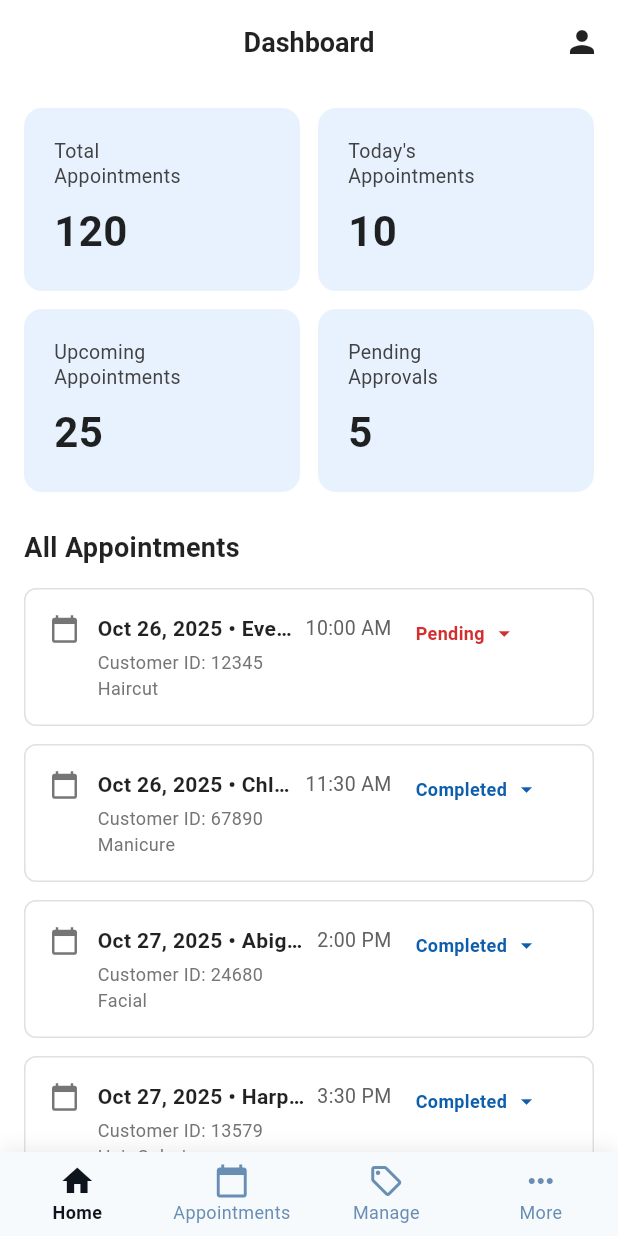
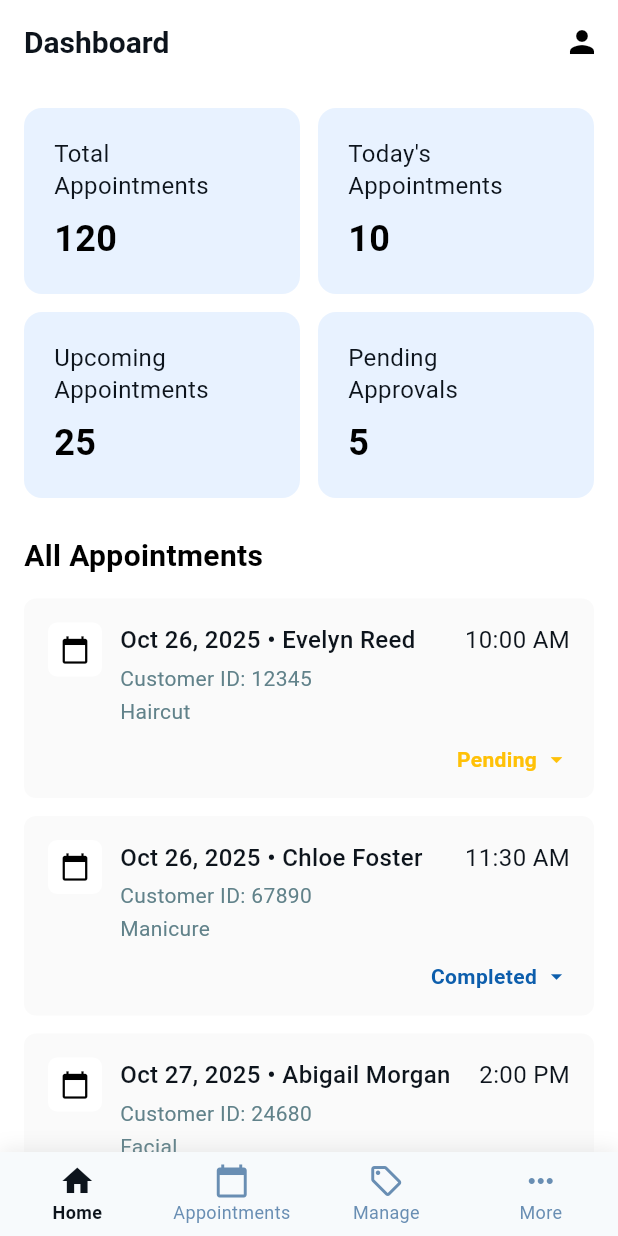
Before and after one commit to Saloon-Booking-System-SLT/Owner-Mobile-App, a Flutter app: the DashboardScreen screen opened directly, on a phone screen of 412 x 824 dp. Run offline on Flutter 3.47's test engine with Material 3 defaults, Android fonts, the light colour scheme and no system bars; our stand-ins replace image_picker, table_calendar.

Commit message:
Change the colors and modified.

```diff
--- a/lib/presentation/screens/home/dashboardscreen.dart
+++ b/lib/presentation/screens/home/dashboardscreen.dart
@@ -1,6 +1,7 @@
 import 'package:flutter/material.dart';
 import 'package:salon_slt/presentation/screens/profile/salonprofile.dart';
 
+import '../../../core/theme/colors.dart';
 import '../../widgets/home/bottom_nav_bar.dart';
 
 class DashboardScreen extends StatefulWidget {
@@ -22,23 +23,23 @@ class _DashboardScreenState extends State<DashboardScreen> {
   @override
   Widget build(BuildContext context) {
     return Scaffold(
-      backgroundColor: Colors.white,
+      backgroundColor: AppColors.white,
       appBar: AppBar(
         automaticallyImplyLeading: false,
-        backgroundColor: Colors.white,
+        backgroundColor: AppColors.white,
         elevation: 0,
         title: const Text(
           'Dashboard',
           style: TextStyle(
-            color: Colors.black87,
-            fontSize: 18,
-            fontWeight: FontWeight.w600,
+            color: AppColors.textPrimary,
+            fontSize: 20,
+            fontWeight: FontWeight.w700,
           ),
         ),
-        centerTitle: true,
+        // centerTitle: true,
         actions: [
           IconButton(
-            icon: const Icon(Icons.person, color: Colors.black87),
+            icon: const Icon(Icons.person, color: AppColors.black),
             onPressed: () {
               Navigator.push(
                 context,
@@ -89,9 +90,9 @@ class _DashboardScreenState extends State<DashboardScreen> {
               child: Text(
                 'All Appointments',
                 style: TextStyle(
-                  fontSize: 18,
-                  fontWeight: FontWeight.bold,
-                  color: Colors.black87,
+                  fontSize: 20,
+                  fontWeight: FontWeight.w700,
+                  color: AppColors.black,
                 ),
               ),
             ),
@@ -148,8 +149,8 @@ class _DashboardScreenState extends State<DashboardScreen> {
           Text(
             title,
             style: TextStyle(
-              fontSize: 13,
-              color: Colors.grey[800],
+              fontSize: 16,
+              color: AppColors.textPrimary,
               height: 1.3,
             ),
           ),
@@ -157,9 +158,9 @@ class _DashboardScreenState extends State<DashboardScreen> {
           Text(
             value,
             style: const TextStyle(
-              fontSize: 28,
-              fontWeight: FontWeight.bold,
-              color: Colors.black87,
+              fontSize: 24,
+              fontWeight: FontWeight.w700,
+              color: AppColors.black,
             ),
           ),
         ],
@@ -182,51 +183,82 @@ class _DashboardScreenState extends State<DashboardScreen> {
       margin: const EdgeInsets.symmetric(horizontal: 16, vertical: 6),
       padding: const EdgeInsets.all(16),
       decoration: BoxDecoration(
-        color: Colors.white,
+        color: const Color(0x80F5F5F5),
         borderRadius: BorderRadius.circular(8),
-        border: Border.all(color: Colors.grey[300]!),
       ),
-      child: Row(
+      child: Column(
         crossAxisAlignment: CrossAxisAlignment.start,
         children: [
-          Icon(Icons.calendar_today, size: 20, color: Colors.grey[600]),
+          Row(
+            crossAxisAlignment: CrossAxisAlignment.start,
+            children: [
+              Container(
+                padding: const EdgeInsets.all(8),
+                decoration: BoxDecoration(
+                  color: AppColors.white,
+                  borderRadius: BorderRadius.circular(6),
+                ),
+                child: Icon(
+                  Icons.calendar_today,
+                  size: 20,
+                  color: AppColors.black,
+                ),
+              ),
               const SizedBox(width: 12),
               Expanded(
                 child: Column(
                   crossAxisAlignment: CrossAxisAlignment.start,
                   children: [
                     Row(
+                      mainAxisAlignment: MainAxisAlignment.spaceBetween,
                       children: [
                         Flexible(
                           child: Text(
                             '$date • $name',
                             style: const TextStyle(
-                          fontSize: 14,
-                          fontWeight: FontWeight.w600,
-                          color: Colors.black87,
+                              fontSize: 16,
+                              fontWeight: FontWeight.w500,
+                              color: AppColors.textPrimary,
                             ),
                             overflow: TextOverflow.ellipsis,
                           ),
                         ),
-                    const SizedBox(width: 8),
                         Text(
                           time,
-                      style: TextStyle(fontSize: 13, color: Colors.grey[700]),
+                          style: TextStyle(
+                            fontSize: 16,
+                            color: AppColors.textPrimary,
+                            fontWeight: FontWeight.w400,
+                          ),
                         ),
                       ],
                     ),
                     const SizedBox(height: 4),
-                Text('Customer ID: $customerId',
-                    style: TextStyle(fontSize: 12, color: Colors.grey[600])),
-                Text(service,
-                    style: TextStyle(fontSize: 12, color: Colors.grey[600])),
+                    Text(
+                      'Customer ID: $customerId',
+                      style: TextStyle(
+                        fontSize: 14,
+                        color: AppColors.dashboardText,
+                        fontWeight: FontWeight.w400,
+                      ),
+                    ),
+                    const SizedBox(height: 2),
+                    Text(
+                      service,
+                      style: TextStyle(
+                        fontSize: 14,
+                        color: AppColors.dashboardText,
+                        fontWeight: FontWeight.w400,
+                      ),
+                    ),
                   ],
                 ),
               ),
-          const SizedBox(width: 8),
-          // Status Dropdown Button with fixed width
-          SizedBox(
-            width: 110,
+            ],
+          ),
+          const SizedBox(height: 12),
+          Align(
+            alignment: Alignment.centerRight,
             child: PopupMenuButton<String>(
               offset: const Offset(0, 35),
               onSelected: (String newStatus) {
@@ -240,36 +272,27 @@ class _DashboardScreenState extends State<DashboardScreen> {
                   ),
                 );
               },
-              itemBuilder: (BuildContext context) => [
-                _buildPopupMenuItem('Pending', Colors.red[700]!),
-                _buildPopupMenuItem('Completed', const Color(0xFF0D5EAC)),
-                _buildPopupMenuItem('In Progress', Colors.green[700]!),
-                _buildPopupMenuItem('Cancel', Colors.red[700]!),
+              itemBuilder:
+                  (BuildContext context) => [
+                    _buildPopupMenuItem('Pending', AppColors.statusYellow),
+                    _buildPopupMenuItem('Completed', AppColors.statusBlue),
+                    _buildPopupMenuItem('In Progress', AppColors.statusGreen),
+                    _buildPopupMenuItem('Cancel', AppColors.statusRed),
                   ],
-              child: Container(
-                padding: const EdgeInsets.symmetric(horizontal: 8, vertical: 4),
               child: Row(
                 mainAxisSize: MainAxisSize.min,
                 children: [
-                    Flexible(
-                      child: Text(
+                  Text(
                     status,
                     style: TextStyle(
-                          fontSize: 12,
+                      fontSize: 14,
                       color: statusColor,
                       fontWeight: FontWeight.w600,
                     ),
-                        overflow: TextOverflow.ellipsis,
-                      ),
                   ),
                   const SizedBox(width: 4),
-                    Icon(
-                      Icons.arrow_drop_down,
-                      size: 18,
-                      color: statusColor,
-                    ),
+                  Icon(Icons.arrow_drop_down, size: 18, color: statusColor),
                 ],
-                ),
               ),
             ),
           ),
@@ -295,15 +318,15 @@ class _DashboardScreenState extends State<DashboardScreen> {
   Color _getStatusColor(String status) {
     switch (status) {
       case 'Pending':
-        return Colors.red[700]!;
+        return AppColors.statusYellow;
       case 'Completed':
-        return const Color(0xFF0D5EAC);
+        return AppColors.statusBlue;
       case 'In Progress':
-        return Colors.green[700]!;
+        return AppColors.statusGreen;
       case 'Cancel':
-        return Colors.red[700]!;
+        return AppColors.statusRed;
       default:
-        return Colors.grey[700]!;
+        return AppColors.statusNone;
     }
   }
 }
```
Lines whose indentation alone changed are shown as unchanged.
